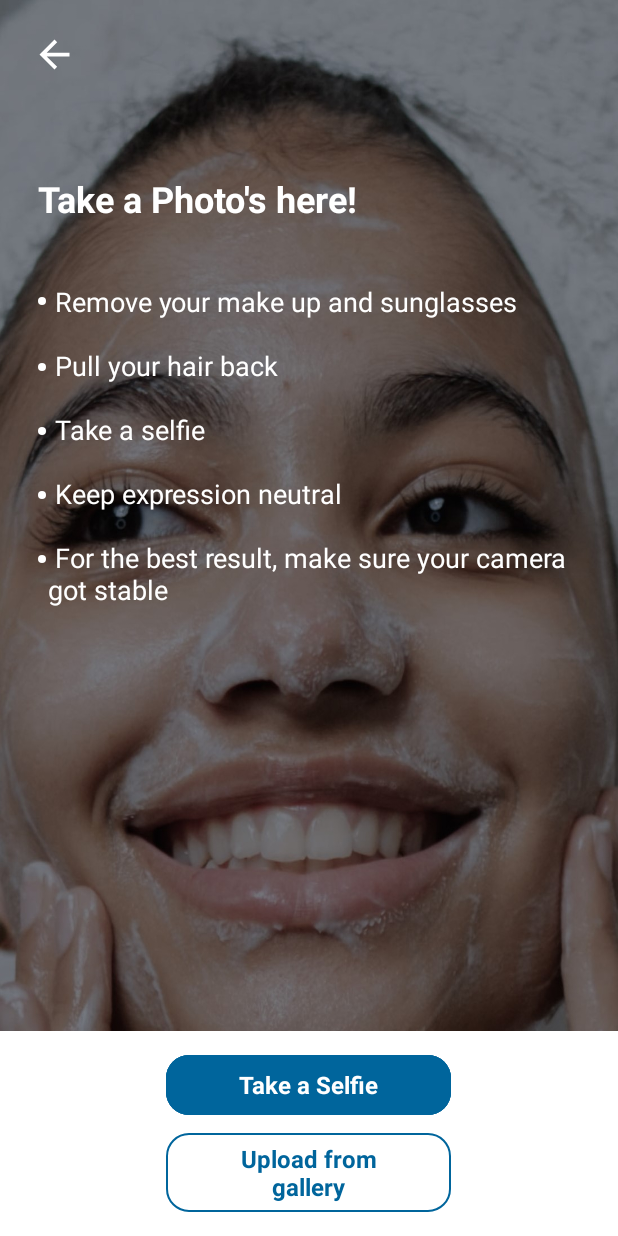
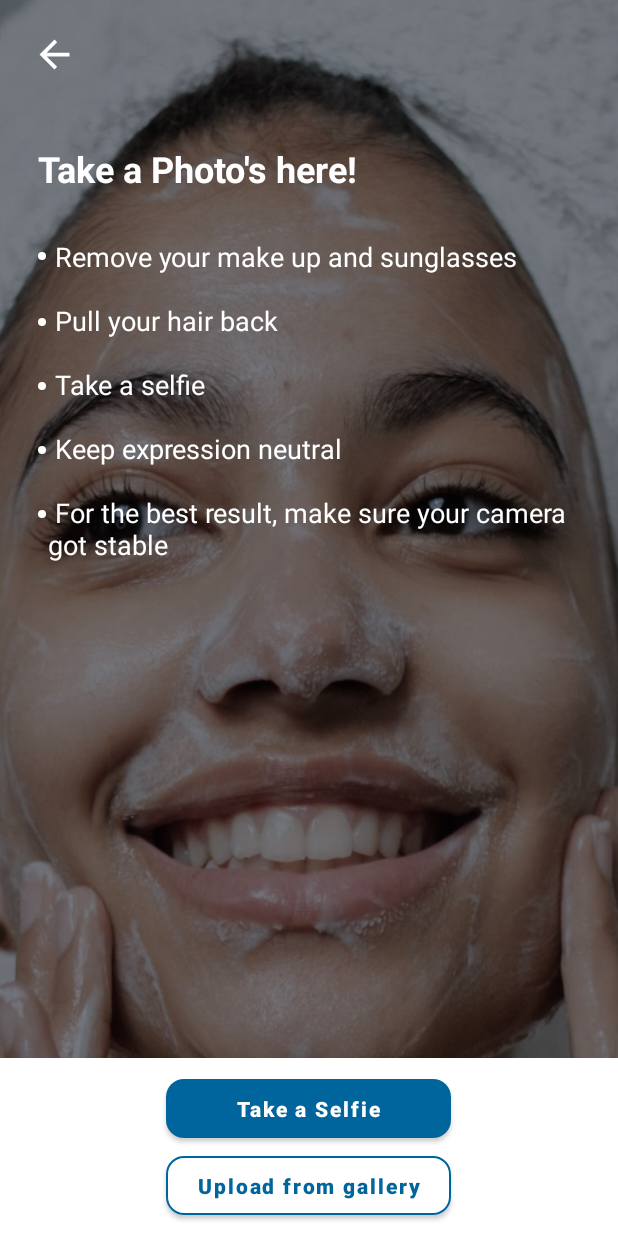
Before and after one commit to TegarNH/Capstone-Project-C22-PS135, an Android app: the GuidelineActivity screen opened directly, with no data from a screen before it, after a tap on "Upload from gallery", on a phone screen of 412 x 824 dp. Run offline under Robolectric (Android 15) with nearby library versions, the phone set to English and light mode, and no system bars; libraries missing offline, so code that uses them is left out: com.canhub.cropper; 1 statement that could not run was skipped.

Commit message:
Improve UI for Small Screen, Change Aspect Ratio to 1:1 for CameraX, Add Shutter Sound, Add Image Cropper library, Implement Crop Image from Gallery for getting Aspect Ratio 1:1

```diff
--- a/MD/HealthLens/app/src/main/AndroidManifest.xml
+++ b/MD/HealthLens/app/src/main/AndroidManifest.xml
@@ -11,6 +11,8 @@
 
     <uses-permission android:name="android.permission.CAMERA" />
     <uses-permission android:name="android.permission.READ_EXTERNAL_STORAGE" />
+    <uses-permission android:name="android.permission.WRITE_EXTERNAL_STORAGE"
+        android:maxSdkVersion="28" />
 
     <application
         android:allowBackup="true"
@@ -52,6 +54,7 @@
             android:exported="false"
             android:screenOrientation="portrait"
             tools:ignore="LockedOrientationActivity" />
+        <activity android:name="com.canhub.cropper.CropImageActivity" />
         <activity
             android:name=".ui.SplashScreen"
             android:theme="@style/Theme.HealthLens.SplashScreen"
--- a/MD/HealthLens/app/src/main/java/com/teamc22ps135/healthlens/ui/GuidelineActivity.kt
+++ b/MD/HealthLens/app/src/main/java/com/teamc22ps135/healthlens/ui/GuidelineActivity.kt
@@ -1,20 +1,19 @@
 package com.teamc22ps135.healthlens.ui
 
 import android.content.Intent
-import android.content.Intent.ACTION_GET_CONTENT
 import android.content.pm.PackageManager
-import android.net.Uri
-import androidx.appcompat.app.AppCompatActivity
 import android.os.Bundle
 import android.text.Spannable
 import android.text.SpannableStringBuilder
 import android.text.style.BulletSpan
 import android.widget.Toast
-import androidx.activity.result.contract.ActivityResultContracts
+import androidx.appcompat.app.AppCompatActivity
 import androidx.core.app.ActivityCompat
 import androidx.core.content.ContextCompat
+import com.canhub.cropper.*
 import com.teamc22ps135.healthlens.R
 import com.teamc22ps135.healthlens.databinding.ActivityGuidelineBinding
+
 
 class GuidelineActivity : AppCompatActivity() {
 
@@ -74,7 +73,7 @@ class GuidelineActivity : AppCompatActivity() {
         }
 
         binding.btnGallery.setOnClickListener {
-            startGallery()
+            startGalleryAndCrop()
         }
     }
 
@@ -95,24 +94,28 @@ class GuidelineActivity : AppCompatActivity() {
         startActivity(intent)
     }
 
-    private fun startGallery() {
-        val intent = Intent()
-        intent.action = ACTION_GET_CONTENT
-        intent.type = "image/*"
-        val chooser = Intent.createChooser(intent, "Choose a Picture")
-        launcherIntentGallery.launch(chooser)
+    private fun startGalleryAndCrop() {
+        launcherCropImage.launch(
+            options {
+                setImageSource(
+                    includeCamera = false, includeGallery = true
+                )
+                setAspectRatio(aspectRatioX = 1, aspectRatioY = 1)
+            }
+        )
     }
 
-    private val launcherIntentGallery = registerForActivityResult(
-        ActivityResultContracts.StartActivityForResult()
-    ) { result ->
-        if (result.resultCode == RESULT_OK) {
-            val selectedImg: Uri = result.data?.data as Uri
+    private val launcherCropImage = registerForActivityResult(CropImageContract()) { result ->
+        if (result.isSuccessful) {
+            val uriImageCrop = result.uriContent
 
             val intent = Intent(this@GuidelineActivity, ReviewDetectActivity::class.java)
-            intent.putExtra("uri", selectedImg)
+            intent.putExtra("uri", uriImageCrop)
             intent.putExtra("resultCode", ReviewDetectActivity.GALLERY_RESULT)
             startActivity(intent)
+        } else {
+            val exception = result.error
+            Toast.makeText(this, "error: $exception", Toast.LENGTH_SHORT).show()
         }
     }
 
--- a/MD/HealthLens/app/src/main/java/com/teamc22ps135/healthlens/ui/ReviewDetectActivity.kt
+++ b/MD/HealthLens/app/src/main/java/com/teamc22ps135/healthlens/ui/ReviewDetectActivity.kt
@@ -3,10 +3,9 @@ package com.teamc22ps135.healthlens.ui
 import android.content.Context
 import android.graphics.BitmapFactory
 import android.net.Uri
+import android.os.Bundle
+import android.widget.Toast
 import androidx.appcompat.app.AppCompatActivity
-import android.os.Bundle
-import android.util.Log
-import android.widget.Toast
 import com.teamc22ps135.healthlens.databinding.ActivityReviewDetectBinding
 import com.teamc22ps135.healthlens.util.rotateBitmap
 import java.io.File
--- a/MD/HealthLens/app/src/main/res/layout/activity_guideline.xml
+++ b/MD/HealthLens/app/src/main/res/layout/activity_guideline.xml
@@ -24,7 +24,7 @@
         android:layout_width="match_parent"
         android:layout_height="wrap_content"
         android:layout_marginStart="25dp"
-        android:layout_marginTop="60dp"
+        android:layout_marginTop="40dp"
         android:layout_marginEnd="25dp"
         android:orientation="vertical"
         app:layout_constraintEnd_toEndOf="parent"
@@ -44,7 +44,7 @@
             android:id="@+id/rules_guideline"
             android:layout_width="match_parent"
             android:layout_height="wrap_content"
-            android:layout_marginTop="40dp"
+            android:layout_marginTop="30dp"
             android:textColor="@color/white"
             android:textSize="18sp" />
     </LinearLayout>
@@ -54,41 +54,40 @@
         android:layout_height="wrap_content"
         android:background="@color/white"
         android:orientation="vertical"
-        android:paddingTop="12dp"
-        android:paddingBottom="12dp"
+        android:paddingTop="8dp"
         app:layout_constraintBottom_toBottomOf="parent"
         app:layout_constraintEnd_toEndOf="parent"
         app:layout_constraintStart_toStartOf="parent">
 
         <com.google.android.material.button.MaterialButton
             android:id="@+id/btn_selfie"
-            style="@style/Widget.Material3.Button.OutlinedButton"
             android:layout_width="190dp"
             android:layout_height="wrap_content"
             android:layout_gravity="center"
-            android:backgroundTint="@color/blue_700"
+            android:paddingTop="10dp"
+            android:paddingBottom="10dp"
             android:text="@string/btn_take_selfie"
             android:textAllCaps="false"
             android:textColor="@color/white"
-            android:textSize="16sp"
+            android:textSize="14sp"
             android:textStyle="bold"
-            app:cornerRadius="15dp"
-            app:rippleColor="@color/blue_200"
-            app:strokeColor="@color/blue_700" />
+            app:cornerRadius="12dp" />
 
         <com.google.android.material.button.MaterialButton
             android:id="@+id/btn_gallery"
-            style="@style/Widget.Material3.Button.OutlinedButton"
             android:layout_width="190dp"
             android:layout_height="wrap_content"
             android:layout_gravity="center"
-            android:layout_marginTop="4dp"
+            android:layout_marginBottom="8dp"
+            android:backgroundTint="@color/white"
+            android:paddingTop="10dp"
+            android:paddingBottom="10dp"
             android:text="@string/btn_upload_from_gallery"
             android:textAllCaps="false"
             android:textColor="@color/blue_700"
-            android:textSize="16sp"
+            android:textSize="14sp"
             android:textStyle="bold"
-            app:cornerRadius="15dp"
+            app:cornerRadius="12dp"
             app:rippleColor="@color/blue_200"
             app:strokeColor="@color/blue_700"
             app:strokeWidth="1dp" />
--- a/MD/HealthLens/settings.gradle
+++ b/MD/HealthLens/settings.gradle
@@ -10,6 +10,7 @@ dependencyResolutionManagement {
     repositories {
         google()
         mavenCentral()
+        maven { url 'https://jitpack.io' }
     }
 }
 rootProject.name = "HealthLens"
```
Also changed, not shown: MD/HealthLens/app/build.gradle (+5 -4 lines), MD/HealthLens/app/src/main/java/com/teamc22ps135/healthlens/ui/DetectionActivity.kt (+35 -6 lines), MD/HealthLens/app/src/main/res/layout/activity_detection.xml (+16 -13 lines), MD/HealthLens/app/src/main/res/layout/activity_landing.xml (+34 -26 lines), MD/HealthLens/app/src/main/res/layout/activity_review_detect.xml (+6 -3 lines), 1 other file.
